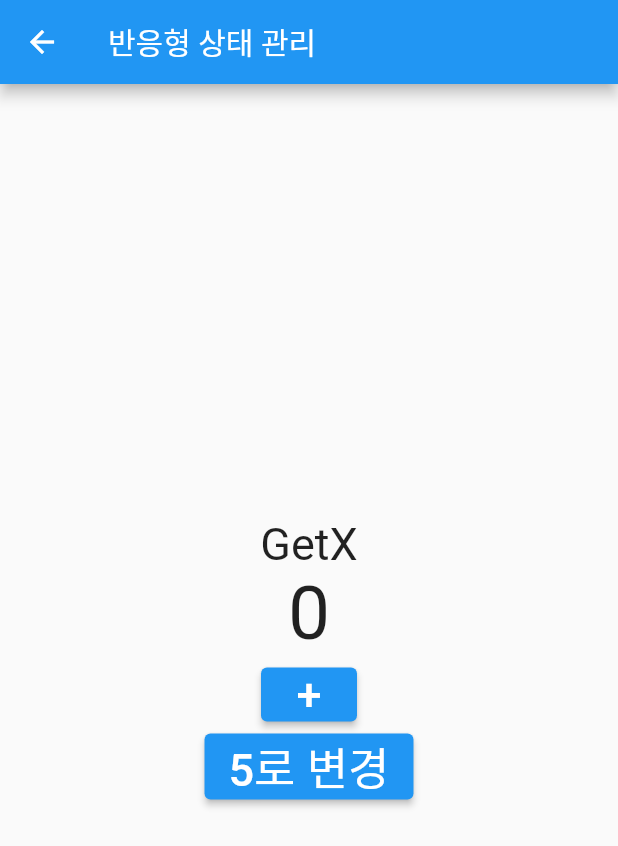
After one commit to lazarus0320/flutter_getx, a Flutter app: the screen it shows after launch, after a tap on "반응형 상태 관리", on a phone screen of 412 x 824 dp. The commit adds this screen. Shown: the top 846 px of the screen. Run offline on Flutter 3.47's test engine with Material 2 defaults, Android fonts, the phone set to English and light mode, and no system bars; our stand-ins replace get.

Commit message:
23/02/13

```diff
--- a/lib/main.dart
+++ b/lib/main.dart
@@ -3,10 +3,12 @@ import 'package:flutter_getx/src/home.dart';
 import 'package:get/get.dart';
 
 void main() {
-  runApp(MyApp());
+  runApp(const MyApp());
 }
 
 class MyApp extends StatelessWidget {
+  const MyApp({super.key});
+
   @override
   Widget build(BuildContext context) {
     return GetMaterialApp(
@@ -15,7 +17,10 @@ class MyApp extends StatelessWidget {
         primarySwatch: Colors.blue,
         visualDensity: VisualDensity.adaptivePlatformDensity,
       ),
-      home: Home(),
+      initialRoute: "/",
+      getPages: [
+        GetPage(name: "/", page: () => const Home()),
+      ],
     );
   }
 }
--- /dev/null
+++ b/lib/src/controller/count_controller_with_reactive.dart
@@ -0,0 +1,38 @@
+import 'package:get/get.dart';
+
+enum NUM { FIRST, SECOND }
+class User{
+  String? name;
+  int? age;
+  User({this.name, this.age});
+}
+
+class CountControllerWithReactive extends GetxController {
+  RxInt count = 0.obs;  // 반응형으로 필드값을 관리할 수 있음.
+  RxDouble _double = 0.0.obs;
+  RxString strValue = "".obs;
+  Rx<NUM> nums = NUM.FIRST.obs;
+  Rx<User> user = User(name: "이순신", age: 25).obs;
+  RxList list = [].obs;
+  void increase() {
+    count++;
+    _double.value++;
+    _double(444);
+    nums(NUM.SECOND);
+    user.update((_user){
+      _user?.name = "이소룡";
+    });
+    list.add("가");
+    list.addAll(); // 안에 list와 같은 Iterable 객체를 넣어준다.
+    list.addIf(user.value.name == "이순신", "영웅"); // 앞에는 조건문을, 뒤에는 값을 넣어준다.
+  }
+  void putNumber(int value){
+    count(value);
+  }
+
+  @override
+    void onInit() {
+    ever(count, (_) => print("매번 호출"));
+    super.onInit();
+  }
+}
--- a/lib/src/home.dart
+++ b/lib/src/home.dart
@@ -1,5 +1,5 @@
 import 'package:flutter/material.dart';
-import 'package:flutter_getx/src/pages/normal/first.dart';
+import 'package:flutter_getx/src/pages/reactive_state_manage_page.dart';
 import 'package:get/get.dart';
 
 class Home extends StatelessWidget {
@@ -9,7 +9,7 @@ class Home extends StatelessWidget {
   Widget build(BuildContext context) {
     return Scaffold(
       appBar: AppBar(
-        title: Text("라우트 관리 홈"),
+        title: const Text("라우트 관리 홈"),
       ),
       body: Center(
         child: Column(
@@ -17,10 +17,10 @@ class Home extends StatelessWidget {
           children: [
             ElevatedButton(
                 onPressed: () {
-                  Get.to(() => const FirstPage());
+                  Get.to(const ReactiveStateManagePage());
                 },
-                child: Text("일반적인 라우트"),
-            )
+                child: const Text("반응형 상태 관리"),
+            ),
           ]
         )
       )
--- /dev/null
+++ b/lib/src/pages/reactive_state_manage_page.dart
@@ -0,0 +1,41 @@
+import 'package:flutter/material.dart';
+import 'package:flutter_getx/src/controller/count_controller_with_reactive.dart';
+import 'package:get/get.dart';
+
+class ReactiveStateManagePage extends StatelessWidget {
+  const ReactiveStateManagePage({Key? key}) : super(key: key);
+
+  @override
+  Widget build(BuildContext context) {
+    Get.put(CountControllerWithReactive());
+    return Scaffold(appBar: AppBar(
+      title: const Text("반응형 상태 관리"),
+    ),
+      body: Center(
+        child: Column(
+          mainAxisAlignment: MainAxisAlignment.center,
+          children: [
+            const Text("GetX", style: TextStyle(fontSize: 30)),
+            Obx(() => Text("${Get.find<CountControllerWithReactive>().count.value}",
+                /* controller에서 선언한 obs의 변화를 감지했을 때 바로 Obx로 날려주는 기능을 함.
+                다만 obs로 선언했던 값을 Obx로 넣어주지 않으면 에러가 발생하므로 반드시 넣어주도록 주의할 것.
+                 */
+                style: const TextStyle(fontSize: 50))),
+            ElevatedButton(
+              child: const Text("+", style: TextStyle(fontSize: 30)),
+              onPressed: () {
+                Get.find<CountControllerWithReactive>().increase();
+              },
+            ),
+            ElevatedButton(
+              child: const Text("5로 변경", style: TextStyle(fontSize: 30)),
+              onPressed: () {
+                Get.find<CountControllerWithReactive>().putNumber(5);
+              },
+            ),
+          ]
+        )
+      )
+    );
+  }
+}
```
Also changed, not shown: lib/src/pages/normal/first.dart (deleted, +0 -30 lines), lib/src/pages/normal/second.dart (deleted, +0 -38 lines), lib/src/pages/state/with_getx.dart (added, +45 -0 lines).
